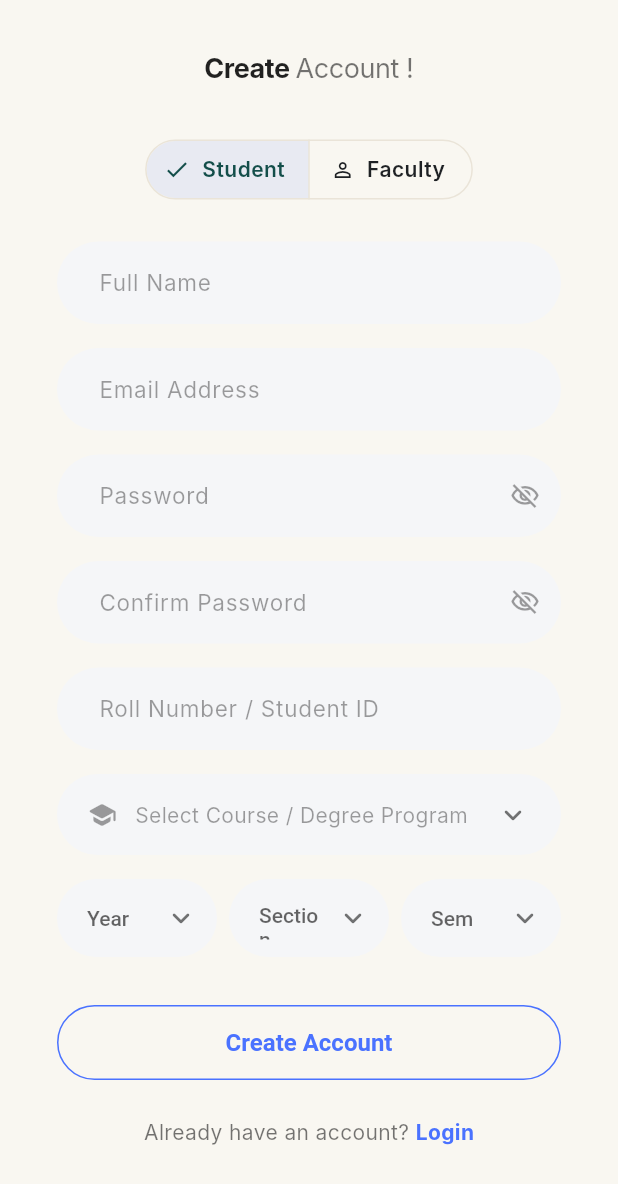
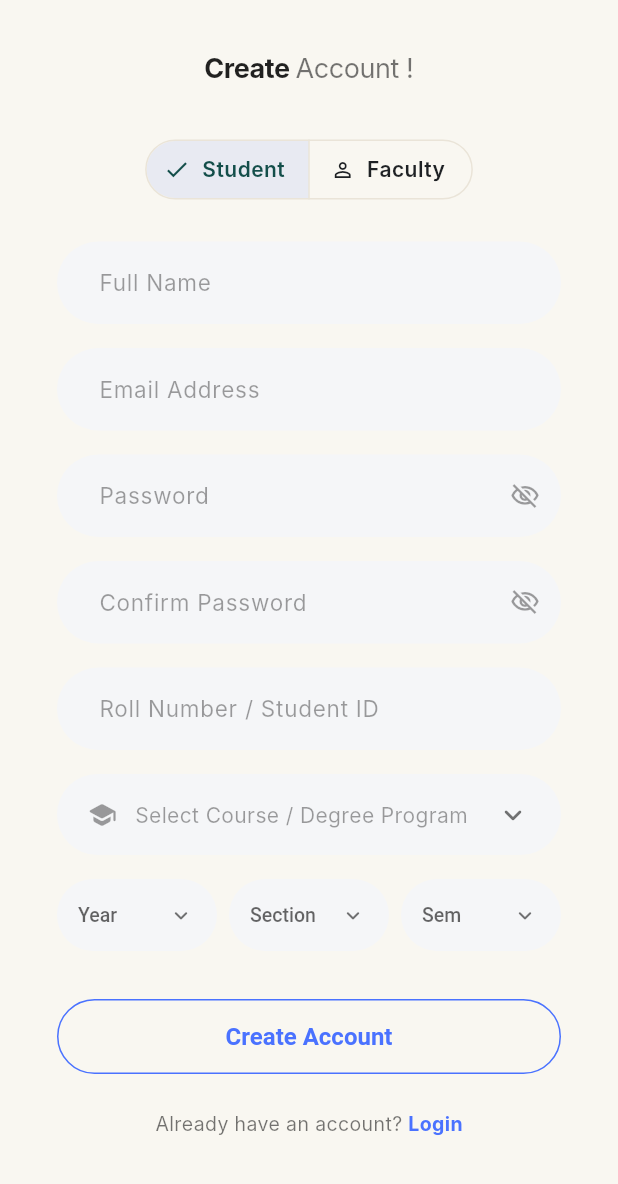
Before and after one commit to Bajpai-Mayank/Presenza-SIH25011, a Flutter app: the RegisterScreen screen opened by its route, scrolled down 240 dp, on a phone screen of 412 x 824 dp. Shown: the top 1184 px of the screen. Run offline on Flutter 3.47's test engine with Material 3 defaults, Android fonts, the phone set to English and light mode, and no system bars; our stand-ins replace cloud_firestore, firebase_auth, firebase_core, firebase_messaging, flutter_animate, flutter_image_compress and 9 more; missing offline and left inert: mobile_scanner; accounts and stored records are empty; network calls fail; Roboto replaces fonts that are missing (Inter).

```diff
--- a/lib/features/auth/screens/register_screen.dart
+++ b/lib/features/auth/screens/register_screen.dart
@@ -522,13 +522,15 @@ class _RegisterScreenState extends ConsumerState<RegisterScreen> {
                           ),
                         ),
                         const SizedBox(height: 24),
-                        Row(
-                          mainAxisAlignment: MainAxisAlignment.center,
+                        Wrap(
+                          alignment: WrapAlignment.center,
+                          crossAxisAlignment: WrapCrossAlignment.center,
                           children: [
                             Text(
                               'Already have an account? ',
                               style: TextStyle(
                                 color: isDark ? Colors.white70 : Colors.black54,
+                                fontSize: 13,
                               ),
                             ),
                             GestureDetector(
@@ -538,12 +540,13 @@ class _RegisterScreenState extends ConsumerState<RegisterScreen> {
                                 style: TextStyle(
                                   color: Color(0xFF4A72FF),
                                   fontWeight: FontWeight.bold,
-                                  fontSize: 14,
+                                  fontSize: 13,
                                 ),
                               ),
                             ),
                           ],
                         ),
+
                         const SizedBox(height: 40),
                       ],
                     ),
@@ -1071,22 +1074,24 @@ class _RegisterScreenState extends ConsumerState<RegisterScreen> {
       menuMaxHeight: 320,
       icon: Icon(
         Icons.keyboard_arrow_down_rounded,
+        size: 18,
         color: isDark ? Colors.white70 : Colors.black54,
       ),
       style: TextStyle(
-        fontSize: 14,
+        fontSize: 13,
         fontWeight: FontWeight.w500,
         color: isDark ? Colors.white : Colors.black87,
       ),
       decoration: InputDecoration(
+        isDense: true,
         hintText: hintText,
         hintStyle: TextStyle(
           color: isDark ? Colors.white38 : Colors.black38,
-          fontSize: 13,
+          fontSize: 12,
         ),
         filled: true,
         fillColor: isDark ? AppColors.surfaceDark : const Color(0xFFF5F6F8),
-        contentPadding: const EdgeInsets.symmetric(horizontal: 16, vertical: 14),
+        contentPadding: const EdgeInsets.symmetric(horizontal: 10, vertical: 12),
         border: OutlineInputBorder(
           borderRadius: BorderRadius.circular(30),
           borderSide: BorderSide.none,
```
Also changed, not shown: 1 other file.
